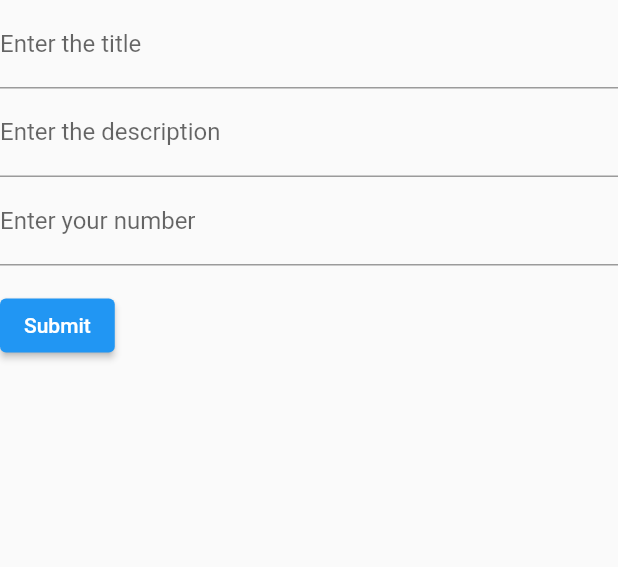
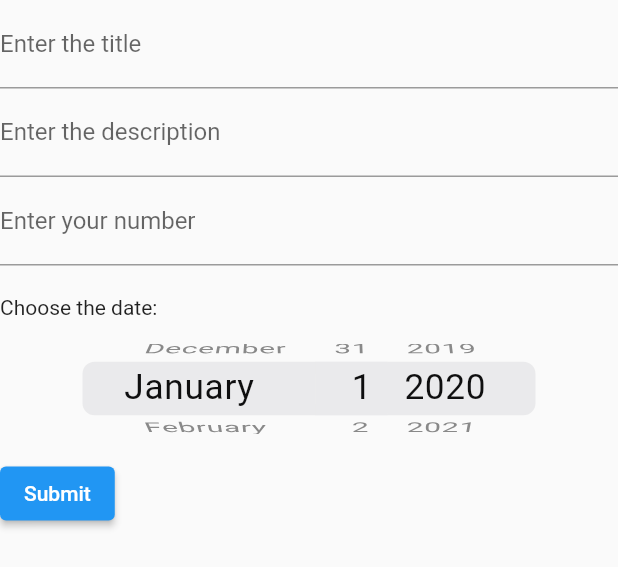
Before and after one commit to FEUP-ESOF-2020-21/open-cx-t2g6-fbs, a Flutter app: the MyCustomForm widget shown alone on an empty page, opened directly, on a phone screen of 412 x 824 dp. Shown: the top 567 px of the screen. Run offline on Flutter 3.47's test engine with Material 2 defaults, Android fonts, the phone set to English and light mode, and no system bars; our stand-ins replace firebase_auth, firebase_core, google_sign_in; accounts and stored records are empty.

Commit message:
Date picker is working but display is weird

```diff
--- a/askit/lib/create_lecture_page.dart
+++ b/askit/lib/create_lecture_page.dart
@@ -2,6 +2,7 @@ import 'package:askit/question.dart';
 import 'package:askit/sign_in.dart';
 import 'package:flutter/material.dart';
 import 'package:flutter/services.dart';
+import 'package:flutter/cupertino.dart';
 
 class CreateLecturePage extends StatefulWidget {
   @override
@@ -11,6 +12,7 @@ class CreateLecturePage extends StatefulWidget {
 String title;
 String description;
 int capacity;
+String date;
 
 class _CreateLectureState extends State<CreateLecturePage> {
   @override
@@ -106,6 +108,27 @@ class MyCustomFormState extends State<MyCustomForm> {
             ],
             // Only numbers can be entered
           ),
+          new Container(
+            child: Text("Choose the date:\n"),
+            padding: EdgeInsets.only(top: 20),
+          ),
+          new Container(
+            height: 60,
+            child: CupertinoDatePicker(
+              mode: CupertinoDatePickerMode.date,
+              initialDateTime: DateTime(2020, 1, 1),
+              onDateTimeChanged: (DateTime newDateTime) {
+                date = newDateTime.year.toString() + "-";
+                var month = newDateTime.month;
+                if (month < 10) date += "0";
+                date += month.toString() + "-";
+
+                var day = newDateTime.day;
+                if (day < 10) date += "0";
+                date += day.toString();
+              },
+            ),
+          ),
           Padding(
             padding: const EdgeInsets.symmetric(vertical: 16.0),
             child: ElevatedButton(
@@ -116,6 +139,7 @@ class MyCustomFormState extends State<MyCustomForm> {
                   print(title);
                   print(description);
                   print(capacity);
+                  print(date);
                   // If the form is valid, display a Snackbar.
                   Scaffold.of(context)
                       .showSnackBar(SnackBar(content: Text('Processing Data')));
```
